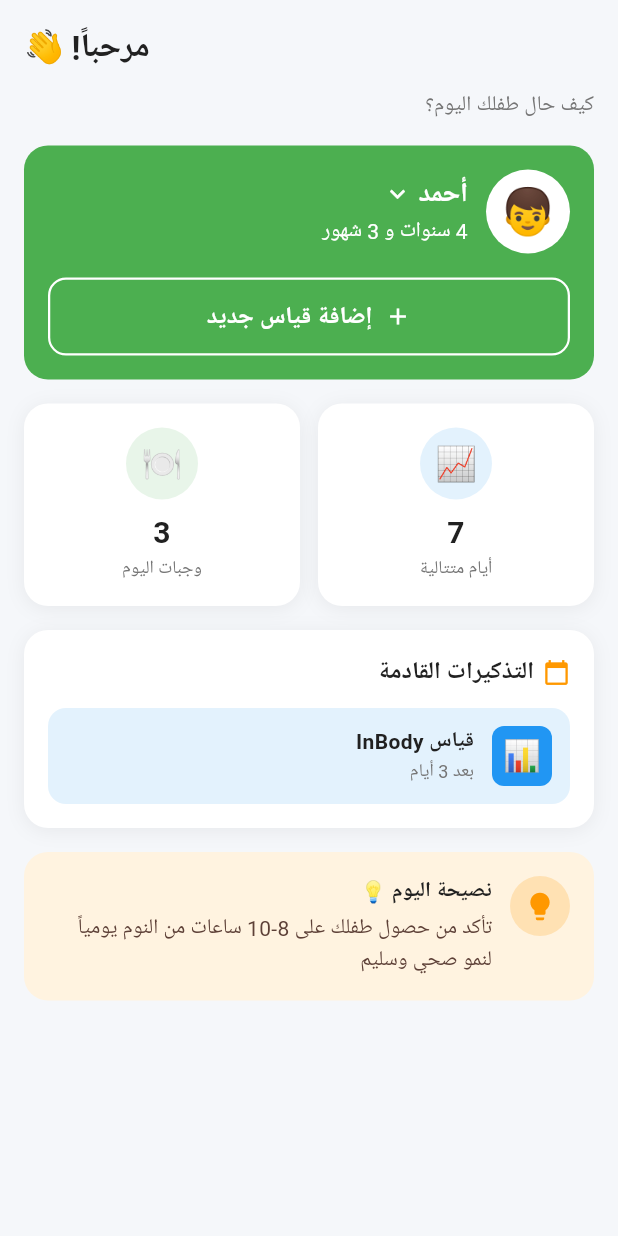
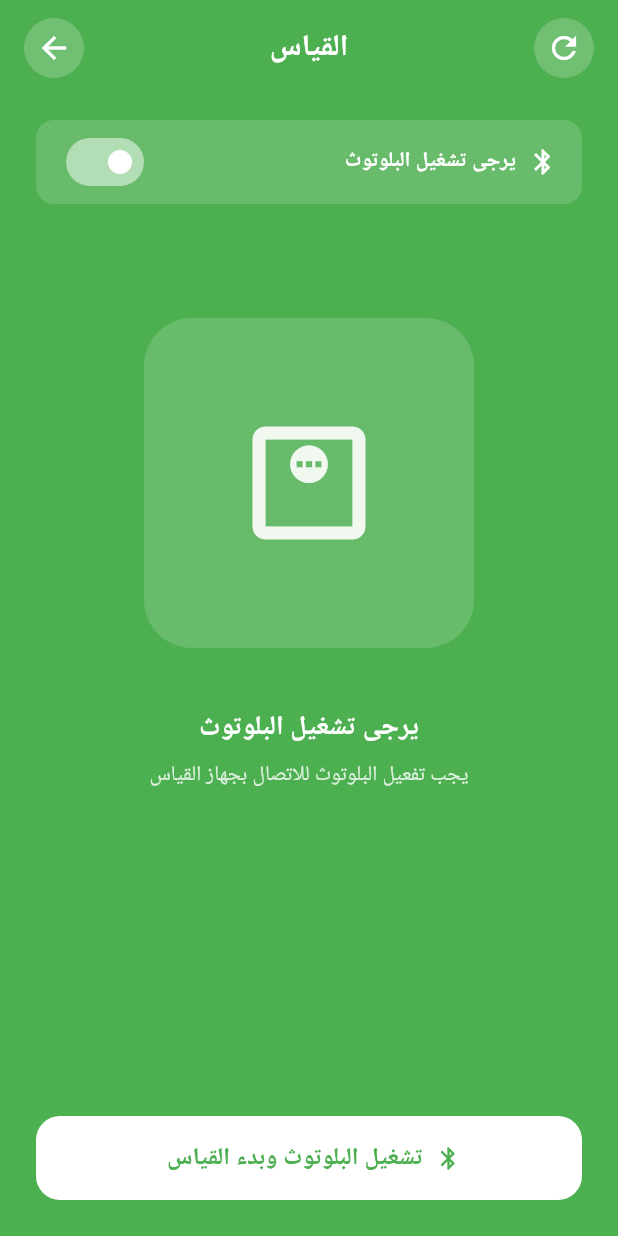
Before and after one commit to mohamed-osama-dev/smart_Kids_Hub_App_1, a Flutter app: the _HomeTab screen opened directly, after a tap on "إضافة قياس جديد", on a phone screen of 412 x 824 dp. Run offline on Flutter 3.47's test engine with Material 3 defaults, Android fonts, the phone set to English and light mode, and no system bars; our stand-ins replace dio, flutter_blue_plus, flutter_native_splash, flutter_secure_storage, google_fonts, permission_handler; accounts and stored records are empty; Roboto replaces fonts that are missing (Cairo).

Commit message:
finish weight UI screen

```diff
--- a/lib/core/network/api_constants.dart
+++ b/lib/core/network/api_constants.dart
@@ -20,4 +20,5 @@ class ApiConstants {
   static const String forgotPassword = '/api/auth/forgot-password';
   static const String resendCode = '/api/auth/resend-code';
   static const String setNewPassword = '/api/auth/set-new-password';
+  static const String updateWeight = '/api/ScaleReading/update-weight';
 }
--- /dev/null
+++ b/lib/features/growth/presentation/screens/measurement_screen.dart
@@ -0,0 +1,459 @@
+import 'package:flutter/material.dart';
+import 'package:flutter_blue_plus/flutter_blue_plus.dart';
+import 'package:permission_handler/permission_handler.dart';
+import 'dart:io';
+import '../../../../core/network/api_constants.dart';
+import '../../../../core/network/dio_client.dart';
+import '../../../../core/network/secure_storage_service.dart';
+import '../../../../utils/app_colors.dart';
+import '../../../../utils/app_styles.dart';
+
+class MeasurementScreen extends StatefulWidget {
+  const MeasurementScreen({super.key});
+
+  @override
+  State<MeasurementScreen> createState() => _MeasurementScreenState();
+}
+
+class _MeasurementScreenState extends State<MeasurementScreen> {
+  bool _isBluetoothOn = false;
+  bool _isScanning = false;
+  int _secondsLeft = 20;
+  String _statusText = 'يجب تفعيل البلوتوث للاتصال بجهاز القياس';
+  double _currentWeight = 0.0;
+  bool _isSending = false;
+
+  @override
+  void dispose() {
+    FlutterBluePlus.stopScan();
+    super.dispose();
+  }
+
+  Future<void> _sendWeight() async {
+    if (_isSending || _currentWeight <= 0) return;
+
+    setState(() {
+      _isSending = true;
+      _statusText = 'جاري إرسال الوزن...';
+    });
+
+    try {
+      final childId = await SecureStorageService.getChildId();
+      if (childId == null) {
+        if (mounted) {
+          setState(() {
+            _isSending = false;
+            _statusText =
+                'لم يتم العثور على بيانات الطفل. يرجى تسجيل الدخول مرة أخرى.';
+          });
+        }
+        return;
+      }
+
+      final dio = DioClient().dio;
+      final response = await dio.put(
+        '${ApiConstants.updateWeight}/$childId',
+        data: {'weight': _currentWeight},
+      );
+
+      if (mounted) {
+        final success = response.data?['success'] == true;
+        setState(() {
+          _isSending = false;
+          _statusText = success
+              ? 'تم إرسال الوزن بنجاح! ✅'
+              : 'فشل الإرسال. يرجى المحاولة مرة أخرى.';
+        });
+        if (success) {
+          ScaffoldMessenger.of(context).showSnackBar(
+            const SnackBar(
+              content: Text('تم تسجيل الوزن بنجاح!'),
+              backgroundColor: Colors.green,
+            ),
+          );
+        }
+      }
+    } catch (e) {
+      if (mounted) {
+        setState(() {
+          _isSending = false;
+          _statusText = 'حدث خطأ أثناء الإرسال. تحقق من الاتصال بالإنترنت.';
+        });
+      }
+    }
+  }
+
+  Future<void> _requestPermissionsAndScan() async {
+    if (_isScanning) return;
+
+    if (Platform.isAndroid) {
+      try {
+        await [
+          Permission.bluetoothScan,
+          Permission.bluetoothConnect,
+          Permission.location,
+        ].request();
+      } catch (_) {
+
+      }
+    }
+
+    if (await FlutterBluePlus.isSupported == false) {
+      setState(() => _statusText = 'البلوتوث غير مدعوم في هذا الجهاز');
+      return;
+    }
+
+    var state = await FlutterBluePlus.adapterState.first;
+    if (state != BluetoothAdapterState.on) {
+      if (Platform.isAndroid) {
+        await FlutterBluePlus.turnOn();
+      } else {
+        setState(() => _statusText = 'يرجى تفعيل البلوتوث من الإعدادات');
+        return;
+      }
+    }
+
+    setState(() {
+      _isBluetoothOn = true;
+      _isScanning = true;
+      _currentWeight = 0.0;
+      _secondsLeft = 20;
+      _statusText = 'جاري البحث... يرجى ثبات الطفل لمدة $_secondsLeft ثانية';
+    });
+
+    List<double> recordedWeights = [];
+
+    var subscription = FlutterBluePlus.scanResults.listen((results) {
+      for (ScanResult r in results) {
+        String deviceName = r.device.platformName.toLowerCase();
+        var mfgData = r.advertisementData.manufacturerData;
+
+        if (deviceName == 'da' ||
+            mfgData.containsKey(480) ||
+            mfgData.containsKey(208) ||
+            mfgData.keys.any((k) => k & 0xFF == 0xE0 || k & 0xFF == 0xD0)) {
+
+          print("=== 🔵 BLE Packet Received ===");
+          print("Name: $deviceName");
+          print("Mfg Data Keys: ${mfgData.keys.toList()}");
+
+          double weight = 0.0;
+
+          if (mfgData.isNotEmpty) {
+            int companyId = mfgData.keys.first;
+            List<int> payload = mfgData.values.first;
+
+
+            int weightHighByte = companyId >> 8;
+
+            if (payload.isNotEmpty) {
+              int weightLowByte = payload[0];
+              int rawValue = weightHighByte * 256 + weightLowByte;
+              weight = rawValue / 100.0;
+
+              print(
+                "Company ID: $companyId (0x${companyId.toRadixString(16)})",
+              );
+              print("High Byte: $weightHighByte, Low Byte: $weightLowByte");
+              print("Raw Value: $rawValue");
+              print(" Weight: $weight kg");
+            }
+          }
+
+
+          if (weight > 0 && weight < 200) {
+            recordedWeights.add(weight);
+          }
+          print("==============================");
+        }
+      }
+    });
+
+    await FlutterBluePlus.startScan(timeout: const Duration(seconds: 20));
+
+    for (int i = 0; i < 20; i++) {
+      await Future.delayed(const Duration(seconds: 1));
+      if (!mounted || !_isScanning) break;
+
+      setState(() {
+        _secondsLeft--;
+        _statusText = 'جاري التأكد من ثبات الوزن... $_secondsLeft ثانية';
+      });
+    }
+
+    await FlutterBluePlus.stopScan();
+    subscription.cancel();
+
+
+    double finalComputedWeight = 0.0;
+    if (recordedWeights.isNotEmpty) {
+      Map<double, int> freq = {};
+      for (var w in recordedWeights) {
+        freq[w] = (freq[w] ?? 0) + 1;
+      }
+      int maxCount = 0;
+      freq.forEach((w, count) {
+        if (count > maxCount) {
+          maxCount = count;
+          finalComputedWeight = w;
+        }
+      });
+    }
+
+    if (mounted && _isScanning) {
+      setState(() {
+        _isScanning = false;
+        if (finalComputedWeight > 0) {
+          _currentWeight = finalComputedWeight;
+          _statusText = 'تم قياس الوزن بنجاح!';
+        } else if (_isBluetoothOn) {
+          _statusText = 'لم يتم التقاط وزن ثابت. يرجى إعادة المحاولة.';
+        }
+      });
+    }
+  }
+
+  @override
+  Widget build(BuildContext context) {
+    return Directionality(
+      textDirection: TextDirection.rtl,
+      child: Scaffold(
+        backgroundColor: AppColors.primary,
+        body: SafeArea(
+          child: Column(
+            children: [
+              Padding(
+                padding: const EdgeInsets.symmetric(
+                  horizontal: 16.0,
+                  vertical: 12.0,
+                ),
+                child: Row(
+                  mainAxisAlignment: MainAxisAlignment.spaceBetween,
+                  children: [
+                    GestureDetector(
+                      onTap: () {
+                        if (!_isScanning) {
+                          setState(() {
+                            _currentWeight = 0.0;
+                            _statusText =
+                                'يجب تفعيل البلوتوث للاتصال بجهاز القياس';
+                          });
+                          if (_isBluetoothOn) {
+                            _requestPermissionsAndScan();
+                          }
+                        }
+                      },
+                      child: Container(
+                        width: 40,
+                        height: 40,
+                        decoration: BoxDecoration(
+                          color: _isScanning
+                              ? Colors.transparent
+                              : Colors.white.withOpacity(0.2),
+                          shape: BoxShape.circle,
+                        ),
+                        child: Icon(
+                          Icons.refresh,
+                          color: _isScanning
+                              ? Colors.white.withOpacity(0.3)
+                              : Colors.white,
+                        ),
+                      ),
+                    ),
+                    Text('القياس', style: AppStyles.bold20White),
+                    GestureDetector(
+                      onTap: () => Navigator.pop(context),
+                      child: Container(
+                        width: 40,
+                        height: 40,
+                        decoration: BoxDecoration(
+                          color: Colors.white.withOpacity(0.2),
+                          shape: BoxShape.circle,
+                        ),
+                        child: const Icon(
+                          Icons.arrow_forward,
+                          color: Colors.white,
+                        ),
+                      ),
+                    ),
+                  ],
+                ),
+              ),
+
+              Padding(
+                padding: const EdgeInsets.symmetric(
+                  horizontal: 24.0,
+                  vertical: 16.0,
+                ),
+                child: Container(
+                  padding: const EdgeInsets.symmetric(
+                    horizontal: 16.0,
+                    vertical: 4.0,
+                  ),
+                  decoration: BoxDecoration(
+                    color: Colors.white.withOpacity(0.15),
+                    borderRadius: BorderRadius.circular(12),
+                  ),
+                  child: Row(
+                    children: [
+                      const Icon(
+                        Icons.bluetooth,
+                        color: Colors.white,
+                        size: 20,
+                      ),
+                      const SizedBox(width: 8),
+                      Text(
+                        _isScanning ? 'البحث جاري...' : 'يرجى تشغيل البلوتوث',
+                        style: AppStyles.bold14White,
+                      ),
+                      const Spacer(),
+                      Switch(
+                        value: _isBluetoothOn,
+                        onChanged: (value) {
+                          if (value) {
+                            _requestPermissionsAndScan();
+                          } else {
+                            FlutterBluePlus.stopScan();
+                            setState(() {
+                              _isBluetoothOn = false;
+                              _isScanning = false;
+                              _statusText = 'تم إيقاف البلوتوث';
+                            });
+                          }
+                        },
+                        activeColor: Colors.white,
+                        activeTrackColor: AppColors.success,
+                        inactiveThumbColor: Colors.white,
+                        inactiveTrackColor: Colors.white.withOpacity(0.5),
+                        trackOutlineColor: WidgetStateProperty.resolveWith(
+                          (states) => Colors.transparent,
+                        ),
+                      ),
+                    ],
+                  ),
+                ),
+              ),
+
+              const SizedBox(height: 60),
+
+              Container(
+                width: 220,
+                height: 220,
+                decoration: BoxDecoration(
+                  color: Colors.white.withOpacity(0.15),
+                  borderRadius: BorderRadius.circular(32),
+                  border: Border.all(
+                    color: _currentWeight > 0
+                        ? AppColors.success
+                        : Colors.transparent,
+                    width: 4,
+                  ),
+                  boxShadow: _currentWeight > 0
+                      ? [
+                          BoxShadow(
+                            color: AppColors.success.withOpacity(0.5),
+                            blurRadius: 20,
+                            spreadRadius: 5,
+                          ),
+                        ]
+                      : [],
+                ),
+                child: Center(
+                  child: _currentWeight > 0
+                      ? Column(
+                          mainAxisAlignment: MainAxisAlignment.center,
+                          children: [
+                            Text(
+                              _currentWeight.toStringAsFixed(1),
+                              style: AppStyles.bold24White.copyWith(
+                                fontSize: 64,
+                              ),
+                            ),
+                            Text('كجم', style: AppStyles.bold18White),
+                          ],
+                        )
+                      : _isScanning
+                      ? const CircularProgressIndicator(color: Colors.white)
+                      : Icon(
+                          Icons.monitor_weight_outlined,
+                          size: 100,
+                          color: Colors.white.withOpacity(0.9),
+                        ),
+                ),
+              ),
+
+              const SizedBox(height: 40),
+
+              Text(
+                _isBluetoothOn ? 'حالة البلوتوث' : 'يرجى تشغيل البلوتوث',
+                style: AppStyles.bold18White,
+              ),
+              const SizedBox(height: 8),
+              Padding(
+                padding: const EdgeInsets.symmetric(horizontal: 32.0),
+                child: Text(
+                  _statusText,
+                  textAlign: TextAlign.center,
+                  style: AppStyles.regular14White.copyWith(
+                    color: Colors.white.withOpacity(0.8),
+                  ),
+                ),
+              ),
+
+              const Spacer(),
+
+              Padding(
+                padding: const EdgeInsets.all(24.0),
+                child: SizedBox(
+                  width: double.infinity,
+                  height: 56,
+                  child: ElevatedButton.icon(
+                    onPressed: (_isScanning || _isSending)
+                        ? null
+                        : (_currentWeight > 0
+                              ? _sendWeight
+                              : _requestPermissionsAndScan),
+                    style: ElevatedButton.styleFrom(
+                      backgroundColor: Colors.white,
+                      foregroundColor: AppColors.primary,
+                      shape: RoundedRectangleBorder(
+                        borderRadius: BorderRadius.circular(16),
+                      ),
+                      elevation: 0,
+                      disabledBackgroundColor: Colors.white.withOpacity(0.5),
+                    ),
+                    icon: (_isScanning || _isSending)
+                        ? const SizedBox(
+                            width: 20,
+                            height: 20,
+                            child: CircularProgressIndicator(strokeWidth: 2),
+                          )
+                        : Icon(
+                            _currentWeight > 0
+                                ? Icons.cloud_upload
+                                : Icons.bluetooth,
+                          ),
+                    label: Text(
+                      _isScanning
+                          ? 'جاري حساب الوزن بدقة...'
+                          : _isSending
+                          ? 'جاري الإرسال...'
+                          : (_currentWeight > 0
+                                ? 'إرسال'
+                                : 'تشغيل البلوتوث وبدء القياس'),
+                      style: const TextStyle(
+                        fontSize: 16,
+                        fontWeight: FontWeight.bold,
+                        fontFamily: 'Cairo',
+                      ),
+                    ),
+                  ),
+                ),
+              ),
+            ],
+          ),
+        ),
+      ),
+    );
+  }
+}
--- /dev/null
+++ b/lib/features/growth/presentation/screens/screens.dart
@@ -0,0 +1 @@
+export 'measurement_screen.dart';
--- a/lib/main.dart
+++ b/lib/main.dart
@@ -9,6 +9,7 @@ import 'features/meals/data/data.dart';
 import 'features/meals/domain/domain.dart';
 import 'features/meals/presentation/cubit/cubit.dart';
 import 'features/meals/presentation/screens/screens.dart';
+import 'features/growth/presentation/screens/screens.dart';
 import 'utils/app_colors.dart';
 import 'utils/app_routes.dart';
 import 'utils/app_styles.dart';
@@ -53,6 +54,7 @@ class MyApp extends StatelessWidget {
         routes: {
           AppRoutes.splash: (context) => const SplashScreen(),
           AppRoutes.home: (context) => const HomePage(),
+          AppRoutes.measurement: (context) => const MeasurementScreen(),
           AppRoutes.login: (context) => const LoginScreen(),
           AppRoutes.parentInfo: (context) => const ParentInfoScreen(),
         },
@@ -233,7 +235,7 @@ class _HomeTab extends StatelessWidget {
                           width: double.infinity,
                           child: OutlinedButton.icon(
                             onPressed: () {
-                              // TODO: replace with real API call — open measurement form
+                              Navigator.pushNamed(context, AppRoutes.measurement);
                             },
                             icon: const Icon(Icons.add, size: 18),
                             label: const Text('إضافة قياس جديد'),
--- a/lib/utils/app_routes.dart
+++ b/lib/utils/app_routes.dart
@@ -9,4 +9,5 @@ class AppRoutes {
   static const String profile = '/profile';
   static const String settings = '/settings';
   static const String meals = '/meals';
+  static const String measurement = '/measurement';
 }
```
Also changed, not shown: lib/core/network/secure_storage_service.dart (+12 -1 lines), 1 other file.
